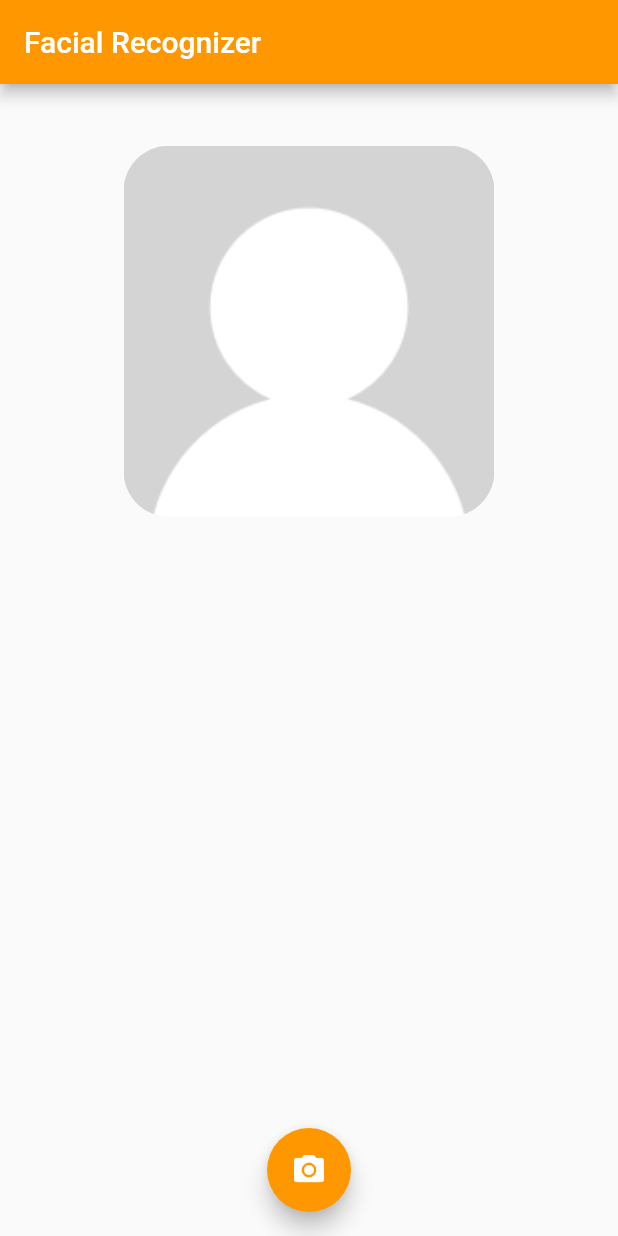
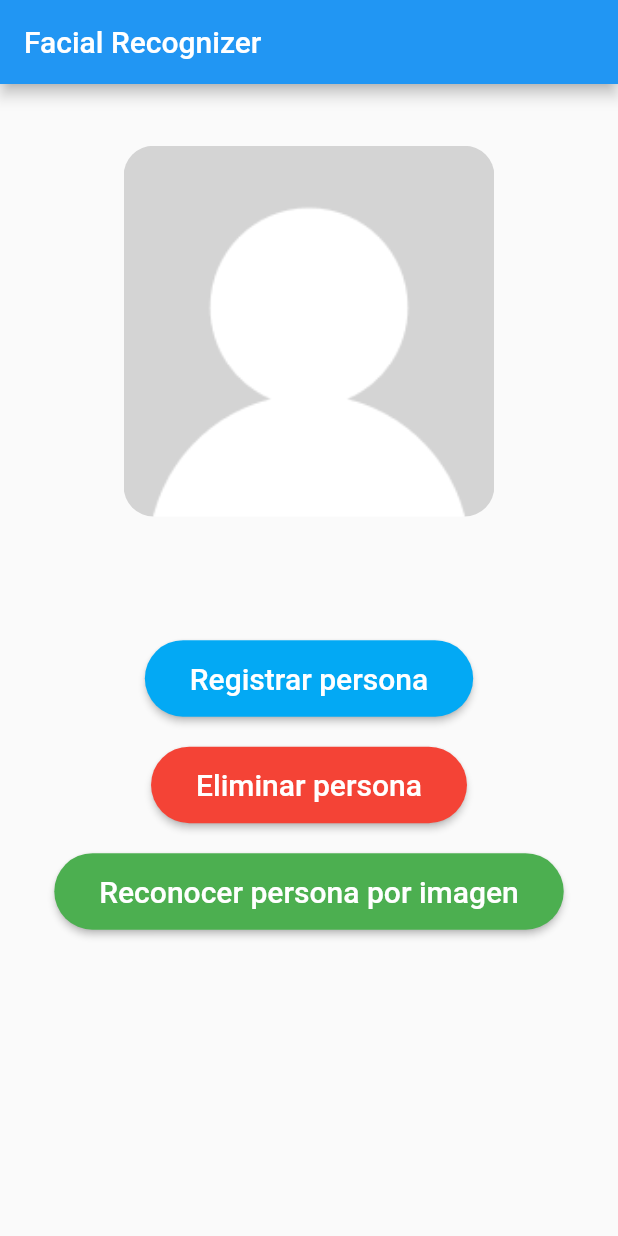
Before and after one commit to SergioOrellanaR/face_recognizer, a Flutter app: the screen it shows after launch, on a phone screen of 412 x 824 dp. Run offline on Flutter 3.47's test engine with Material 2 defaults, Android fonts, the phone set to English and light mode, and no system bars; our stand-ins replace camera.

Commit message:
Se agrega visual de registrar persona

```diff
--- a/lib/src/pages/HomePage.dart
+++ b/lib/src/pages/HomePage.dart
@@ -1,5 +1,7 @@
 import 'package:camera/camera.dart';
+import 'package:facial_recognizer/src/widgets/OperationButtonWidget.dart';
 import 'package:facial_recognizer/src/widgets/TakePhotoWidget.dart';
+import 'package:facial_recognizer/utils/utils.dart'  as utils;
 import 'package:flutter/material.dart';
 
 class HomePage extends StatefulWidget {
@@ -18,35 +20,30 @@ class _HomePageState extends State<HomePage> {
   Widget build(BuildContext context) {
     _screenSize = MediaQuery.of(context).size;
     return Scaffold(
-      appBar: _appBar(),
-      body: _body(),
-      floatingActionButton: _cameraButton(),
-      floatingActionButtonLocation: FloatingActionButtonLocation.centerFloat,
+      appBar: utils.appBar(),
+      body: _body()
     );
   }
 
-  AppBar _appBar() {
-    return AppBar(
-      title: Text("Facial Recognizer"),
-      backgroundColor: Colors.orange,
-    );
-  }
 
-  Row _body() {
-    return Row(
-      children: <Widget>[_bodyContent()],
-      mainAxisAlignment: MainAxisAlignment.center,
-    );
-  }
 
-  Column _bodyContent() {
-    return Column(children: <Widget>[
+  ListView _body() {
+    return ListView(children: <Widget>[
       SizedBox(
         height: _screenSize.height * 0.05,
       ),
-      _imageBox()
-    ], mainAxisAlignment: MainAxisAlignment.start);
+      Align(child: _imageBox(), alignment: Alignment.center,),
+      SizedBox(
+        height: _screenSize.height * 0.1,
+      ),
+      OperationButton(message: "Registrar persona", backgroundColor: Colors.lightBlue, function: _registerPersonFunction(), isMainButton: true,),
+      utils.verticalSeparator(),
+      OperationButton(message: "Eliminar persona", backgroundColor: Colors.red, function: _deletePersonFunction, isMainButton: true),
+      utils.verticalSeparator(),
+      OperationButton(message: "Reconocer persona por imagen", backgroundColor: Colors.green, function: _recognizePersonFunction, isMainButton: true)
+    ]);
   }
+
 
   ClipRRect _imageBox() {
     return ClipRRect(
@@ -56,8 +53,29 @@ class _HomePageState extends State<HomePage> {
         child: widget.image ??
             Image(image: AssetImage("assets/noImage.png"), fit: BoxFit.fill),
       ),
-      borderRadius: BorderRadius.circular(30.0),
+      borderRadius: BorderRadius.circular(20.0),
     );
+  }
+
+  Function _registerPersonFunction()
+  {
+    return (){
+      Navigator.pushNamed(context, "registration");
+    };
+  }
+
+  Function _deletePersonFunction()
+  {
+    return (){
+
+    };
+  }
+
+  Function _recognizePersonFunction()
+  {
+    return (){
+
+    };
   }
 
   Widget _cameraButton() {
--- /dev/null
+++ b/lib/src/widgets/OperationButtonWidget.dart
@@ -0,0 +1,29 @@
+import 'package:flutter/material.dart';
+
+class OperationButton extends StatelessWidget {
+  final String message;
+  final Color backgroundColor;
+  final Function function;
+  final bool isMainButton;
+
+  OperationButton({this.message, this.backgroundColor, this.function, this.isMainButton});
+
+  @override
+  Widget build(BuildContext context) {
+    return Center(
+      child: RaisedButton(
+        child: Padding(
+          padding: isMainButton ? EdgeInsets.all(14.0) : EdgeInsets.all(1.0),
+          child: Text(
+            message,
+            style: isMainButton ? TextStyle(fontSize: 20.0) : TextStyle(fontSize: 15.0),
+          ),
+        ),
+        onPressed: function,
+        color: backgroundColor,
+        shape: StadiumBorder(),
+        textColor: Colors.white,
+      ),
+    );
+  }
+}
--- a/lib/utils/routes.dart
+++ b/lib/utils/routes.dart
@@ -1,8 +1,10 @@
 import 'package:facial_recognizer/src/pages/HomePage.dart';
+import 'package:facial_recognizer/src/pages/RegisterPersonPage.dart';
 import 'package:flutter/material.dart';
 
 Map<String, WidgetBuilder> routeMap() {
    return <String, WidgetBuilder>{
-   "home"   : (BuildContext context) => HomePage()
+   "home"   : (BuildContext context) => HomePage(),
+   "registration"   : (BuildContext context) => RegisterPersonPage()
    };
 }
--- a/lib/utils/utils.dart
+++ b/lib/utils/utils.dart
@@ -0,0 +1,13 @@
+import 'package:flutter/material.dart';
+
+SizedBox verticalSeparator() {
+  return SizedBox(
+    height: 20.0,
+  );
+}
+
+AppBar appBar() {
+  return AppBar(
+    title: Text("Facial Recognizer")
+  );
+}
```
Also changed, not shown: lib/src/pages/RegisterPersonPage.dart (added, +108 -0 lines).
